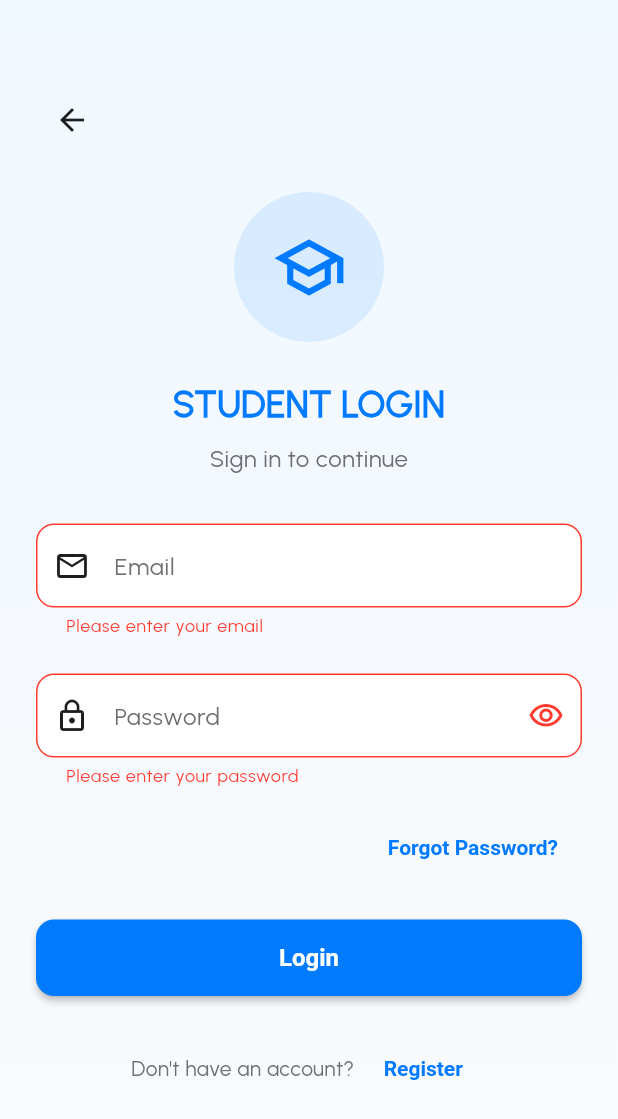
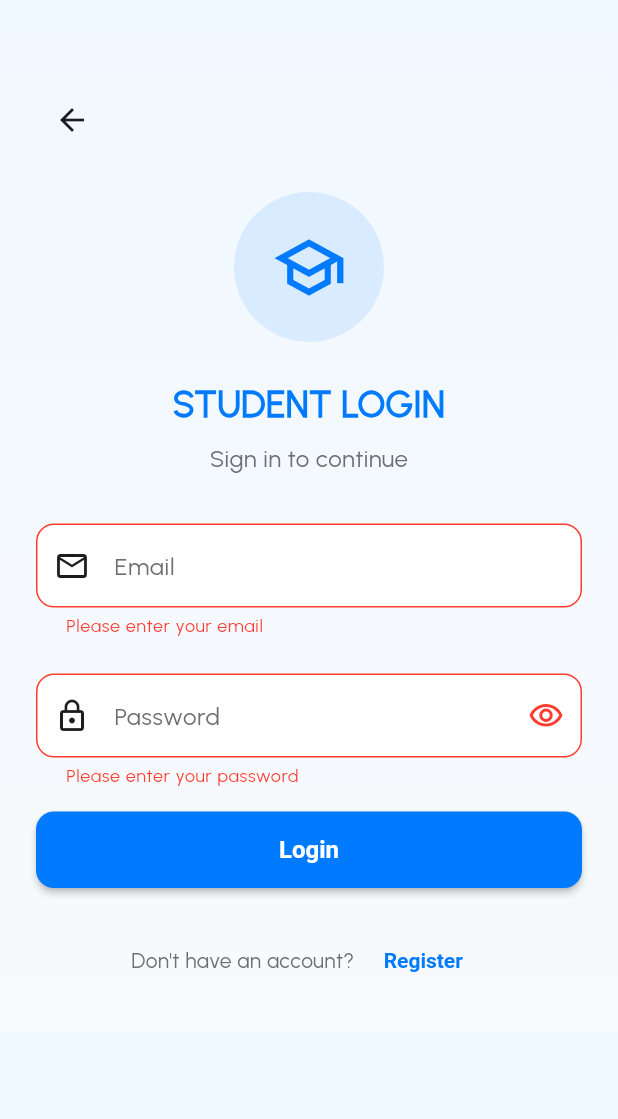
Before and after one commit to lansoyyy/AR-Sci, a Flutter app: the LoginScreen screen opened by its route, after a tap on "Login", on a phone screen of 412 x 824 dp. Shown: the top 1119 px of the screen. Run offline on Flutter 3.47's test engine with Material 3 defaults, Android fonts, the phone set to English and light mode, and no system bars; our stand-ins replace cloud_firestore, firebase_auth, firebase_core, firebase_storage, image_picker, pdf and 2 more; missing offline and left inert: model_viewer_plus; accounts and stored records are empty.

Commit message:
added fixes

```diff
--- a/lib/screens/common/login_screen.dart
+++ b/lib/screens/common/login_screen.dart
@@ -53,6 +53,17 @@ class _LoginScreenState extends State<LoginScreen> {
 
       final email = _emailController.text.trim();
       final password = _passwordController.text.trim();
+
+      // Hardcoded admin account check
+      if (widget.role == 'admin' &&
+          email == 'admin@icct.edu.ph' &&
+          password == 'Admin1234!') {
+        // Simulate admin login without Firebase Auth
+        if (!mounted) return;
+        setState(() => _isLoading = false);
+        Navigator.pushReplacementNamed(context, '/admin-dashboard');
+        return;
+      }
 
       try {
         // Firebase Auth for all roles (students, teachers, and admins)
@@ -281,21 +292,22 @@ class _LoginScreenState extends State<LoginScreen> {
 
                   const SizedBox(height: AppConstants.paddingM),
 
-                  // Forgot Password
-                  Align(
-                    alignment: Alignment.centerRight,
-                    child: TextButton(
-                      onPressed: () {
-                        Navigator.pushNamed(context, '/forgot-password');
-                      },
-                      child: Text(
-                        'Forgot Password?',
-                        style: TextStyle(color: _roleColor),
-                      ),
-                    ),
-                  ),
+                  // Forgot Password - disabled for admin
+                  // if (widget.role != 'admin')
+                  //   Align(
+                  //     alignment: Alignment.centerRight,
+                  //     child: TextButton(
+                  //       onPressed: () {
+                  //         Navigator.pushNamed(context, '/forgot-password');
+                  //       },
+                  //       child: Text(
+                  //         'Forgot Password?',
+                  //         style: TextStyle(color: _roleColor),
+                  //       ),
+                  //     ),
+                  //   ),
 
-                  const SizedBox(height: AppConstants.paddingL),
+                  // const SizedBox(height: AppConstants.paddingL),
 
                   // Login Button
                   CustomButton(
--- a/lib/screens/common/pending_verification_screen.dart
+++ b/lib/screens/common/pending_verification_screen.dart
@@ -173,9 +173,9 @@ class _PendingVerificationScreenState extends State<PendingVerificationScreen> {
                         const SizedBox(height: AppConstants.paddingM),
                         _StepRow(
                           index: '1',
-                          title: 'Wait for admin approval',
+                          title: 'Wait for approval',
                           description:
-                              'An admin will review your account details.',
+                              'An admin or teacher will review your account details.',
                           color: _roleColor,
                         ),
                         const SizedBox(height: AppConstants.paddingM),
--- a/lib/utils/ai_assessment_service.dart
+++ b/lib/utils/ai_assessment_service.dart
@@ -124,7 +124,7 @@ class AiAssessmentService {
     }
 
     final apiKey = const String.fromEnvironment(
-      'TOGETHER_API_KEY',
+      'tgp_v1_onFMvvKE406HiInIX9ZxmQtZB-xk1uTumlxUHlFUxJc',
       defaultValue: '',
     );
 
```
Also changed, not shown: pubspec.lock, 1 other file.
